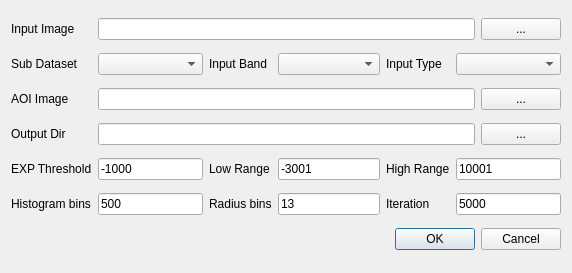
The window that Plugins/tGis.WaterExtraction/WaterExtrationDialog.ui (lidar-nevermore/tGis) describes before a commit, drawn with Qt 5.
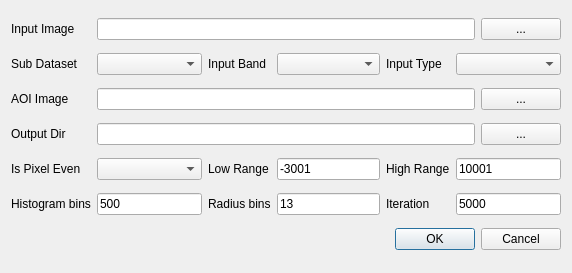
The same window after the commit.

Patch:
```diff
--- a/Plugins/tGis.WaterExtraction/WaterExtrationDialog.ui
+++ b/Plugins/tGis.WaterExtraction/WaterExtrationDialog.ui
@@ -94,14 +94,7 @@
    <item row="4" column="0">
     <widget class="QLabel" name="label_7">
      <property name="text">
-      <string>EXP Threshold</string>
-     </property>
-    </widget>
-   </item>
-   <item row="4" column="1">
-    <widget class="QLineEdit" name="leExpThreshold">
-     <property name="text">
-      <string>-1000</string>
+      <string>Is Pixel Even</string>
      </property>
     </widget>
    </item>
@@ -209,6 +202,9 @@
      </property>
     </widget>
    </item>
+   <item row="4" column="1">
+    <widget class="QComboBox" name="cboIsBalanced"/>
+   </item>
   </layout>
  </widget>
  <resources/>
```
